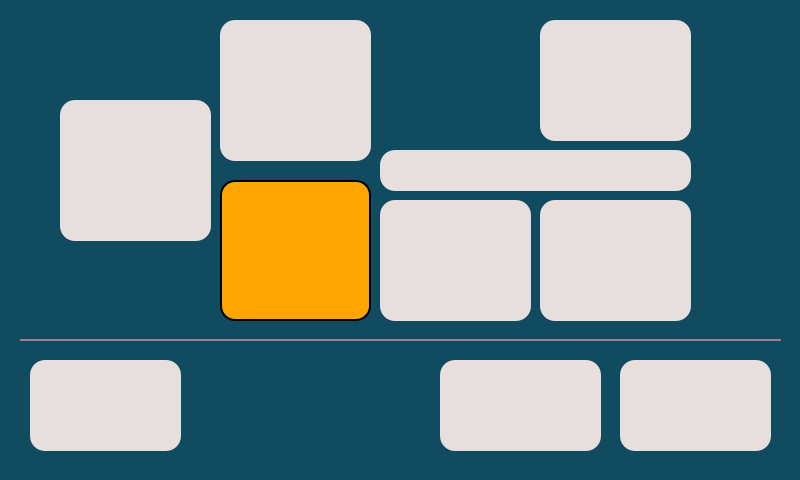
This is pyHue.ui in dknigh21/piHue as Qt 5 draws it before an edit. The edited form follows.
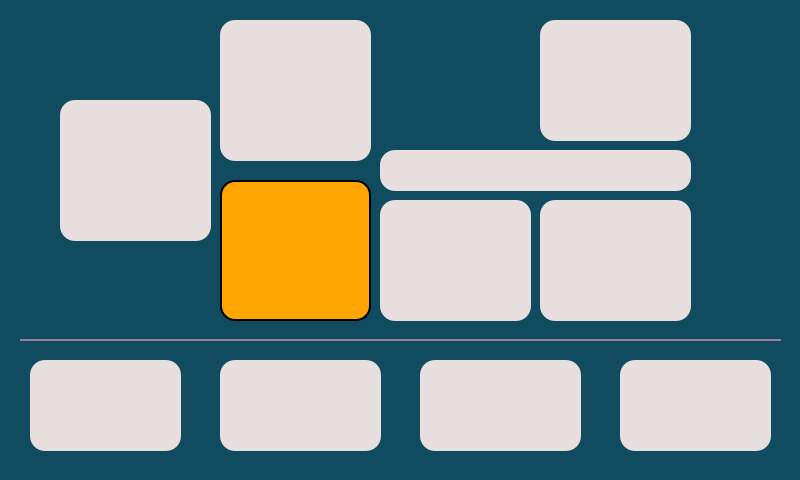
This is the edited form.

Commit message: PARTY MODE

What changed in the file:
```diff
--- a/pyHue.ui
+++ b/pyHue.ui
@@ -250,7 +250,7 @@
    <widget class="QPushButton" name="btnAllOff">
     <property name="geometry">
      <rect>
-      <x>440</x>
+      <x>420</x>
       <y>360</y>
       <width>161</width>
       <height>91</height>
@@ -333,6 +333,33 @@
      <bool>true</bool>
     </property>
    </widget>
+   <widget class="QPushButton" name="btnParty">
+    <property name="geometry">
+     <rect>
+      <x>220</x>
+      <y>360</y>
+      <width>161</width>
+      <height>91</height>
+     </rect>
+    </property>
+    <property name="styleSheet">
+     <string notr="true">background-color: #E7DFDD;
+border-style: outset;
+border-radius: 15px;</string>
+    </property>
+    <property name="text">
+     <string/>
+    </property>
+    <property name="iconSize">
+     <size>
+      <width>75</width>
+      <height>75</height>
+     </size>
+    </property>
+    <property name="checkable">
+     <bool>true</bool>
+    </property>
+   </widget>
   </widget>
   <widget class="QMenuBar" name="menubar">
    <property name="geometry">
```
The commit also changes 1 other file.
